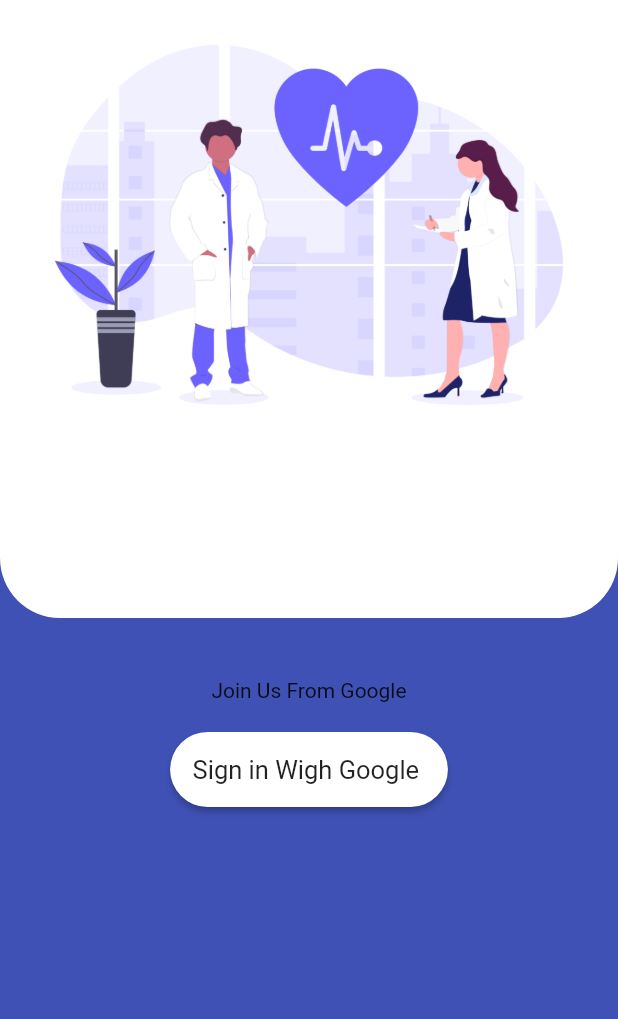
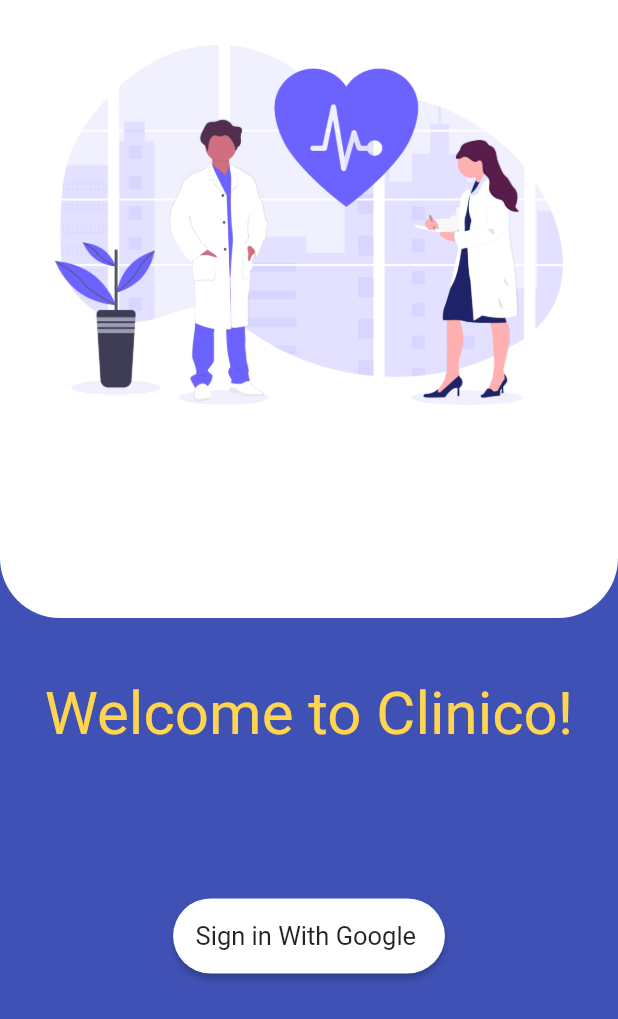
Before and after one commit to iiitv/hackiiitv20-submissions, a Flutter app: the screen it shows after launch, on a phone screen of 412 x 824 dp. Shown: the top 1019 px of the screen. Run offline on Flutter 3.47's test engine with Material 2 defaults, Android fonts, the phone set to English and light mode, and no system bars; our stand-ins replace cloud_firestore, firebase_auth, firebase_core, firebase_storage, google_sign_in, image_picker; accounts and stored records are empty.

Commit message:
finally project done yay!

```diff
--- a/team#33 - 3/clinico/lib/pages/signin/signin.dart
+++ b/team#33 - 3/clinico/lib/pages/signin/signin.dart
@@ -9,15 +9,16 @@
 }
 
 class _SignInPageState extends State<SignInPage> {
-
   bool isLoading = false;
-  void toggleLoading(){
-    setState(()=>isLoading = !isLoading);
+  void toggleLoading() {
+    setState(() => isLoading = !isLoading);
   }
 
   @override
   Widget build(BuildContext context) {
-    return isLoading?Loading():Scaffold(
+    return isLoading
+        ? Loading()
+        : Scaffold(
             body: SafeArea(
               child: Container(
                 color: Colors.indigo,
@@ -26,30 +27,52 @@
                     Stack(
                       children: [
                         Container(
-                    height: MediaQuery.of(context).size.height*.5,
+                          height: MediaQuery.of(context).size.height * .5,
                           width: MediaQuery.of(context).size.width,
                           decoration: BoxDecoration(
                               color: Colors.white,
                               borderRadius: BorderRadius.only(
                                 bottomLeft: const Radius.circular(40),
                                 bottomRight: const Radius.circular(40),
-                        )
-                    ),
+                              )),
                         ),
                         Center(
                           child: Container(
-                      child: Image.asset('assets/signin.png', height: 300,),
+                            child: Image.asset(
+                              'assets/signin.png',
+                              height: 300,
+                            ),
                           ),
                         ),
                       ],
                     ),
-              SizedBox(height: 40,),
+                    SizedBox(
+                      height: 40,
+                    ),
                     Center(
-                child: Text("Join Us From Google",),
+                      child: Text(
+                        "Welcome to Clinico!",
+                        style:
+                            TextStyle(color: Colors.amber[300], fontSize: 40),
                       ),
-              SizedBox(height: 20,),
+                    ),
+                    // SizedBox(
+                    //   height: 40,
+                    // ),
+                    // Center(
+                    //   child: Text(
+                    //     "Join Us From Google",
+                    //     style: TextStyle(color: Colors.white, fontSize: 24),
+                    //   ),
+                    // ),
+                    SizedBox(
+                      height: 100,
+                    ),
                     Center(
-                child: SignButton(name: "Sign in Wigh Google ",toggleLoading: toggleLoading,),
+                      child: SignButton(
+                        name: "Sign in With Google ",
+                        toggleLoading: toggleLoading,
+                      ),
                     ),
                   ],
                 ),
```
Lines whose indentation alone changed are shown as unchanged.
